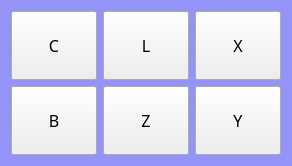
caicaiking/WKEFactoryView2014, file AnalysisMode/dlgWk6440Function1.ui: the form before one commit.
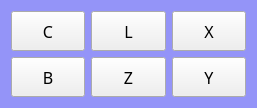
The form after the commit.

What changed in the file:
```diff
--- a/AnalysisMode/dlgWk6440Function1.ui
+++ b/AnalysisMode/dlgWk6440Function1.ui
@@ -6,8 +6,8 @@
    <rect>
     <x>0</x>
     <y>0</y>
-    <width>292</width>
-    <height>166</height>
+    <width>257</width>
+    <height>106</height>
    </rect>
   </property>
   <property name="windowTitle">
```
